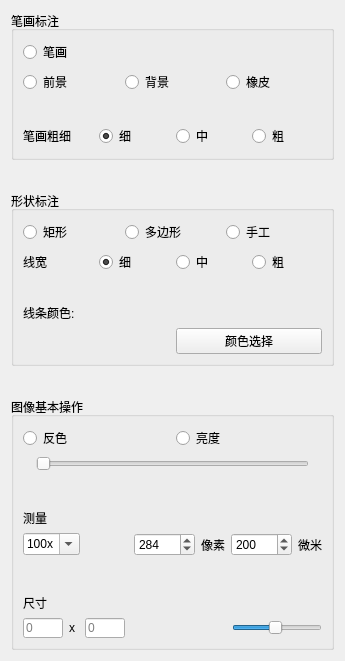
First picture: the form in RegionCompetition.ui, repository WooodHead/labelling3, before the edit.
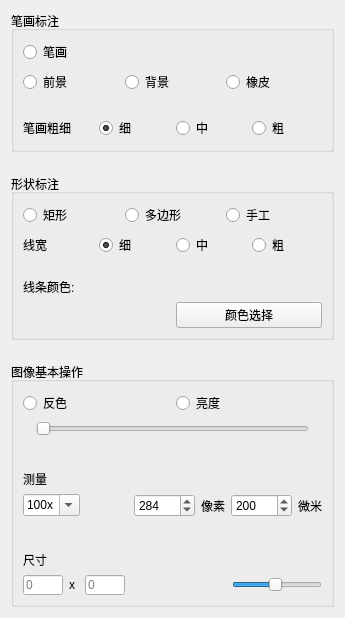
Second picture: the form after the edit.

The edit to the form file:
```diff
--- a/RegionCompetition.ui
+++ b/RegionCompetition.ui
@@ -7,7 +7,7 @@
     <x>0</x>
     <y>0</y>
     <width>345</width>
-    <height>661</height>
+    <height>618</height>
    </rect>
   </property>
   <property name="sizePolicy">
```
Left out of the diff: 26 changed lines with no effect on the pictures.
